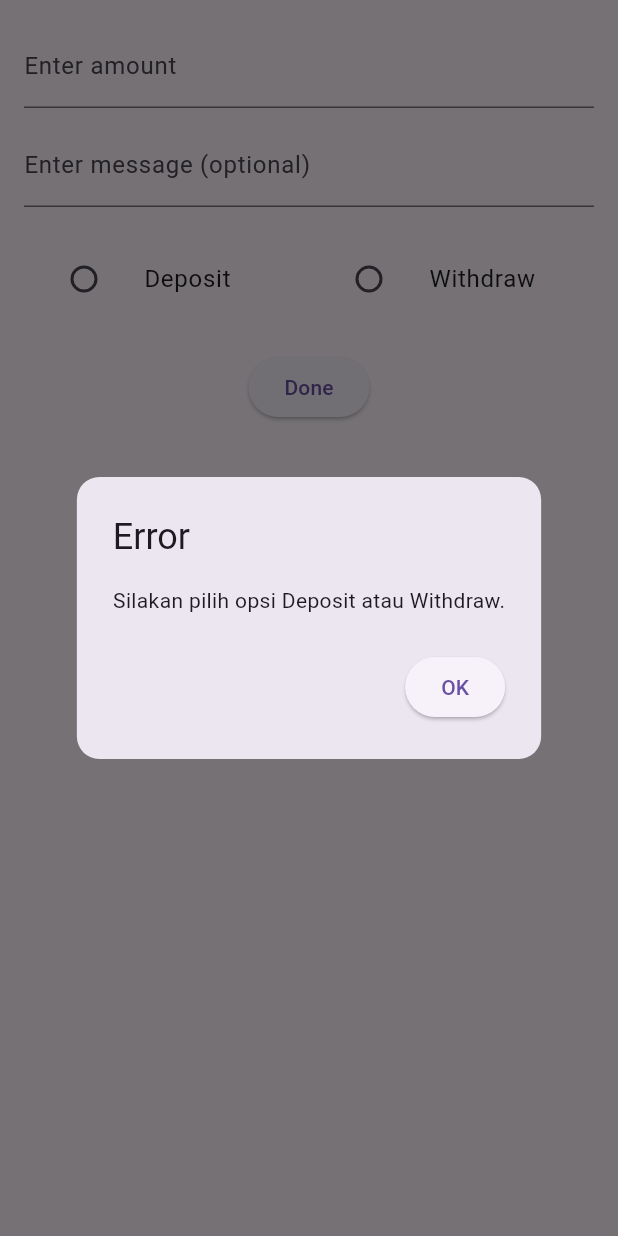
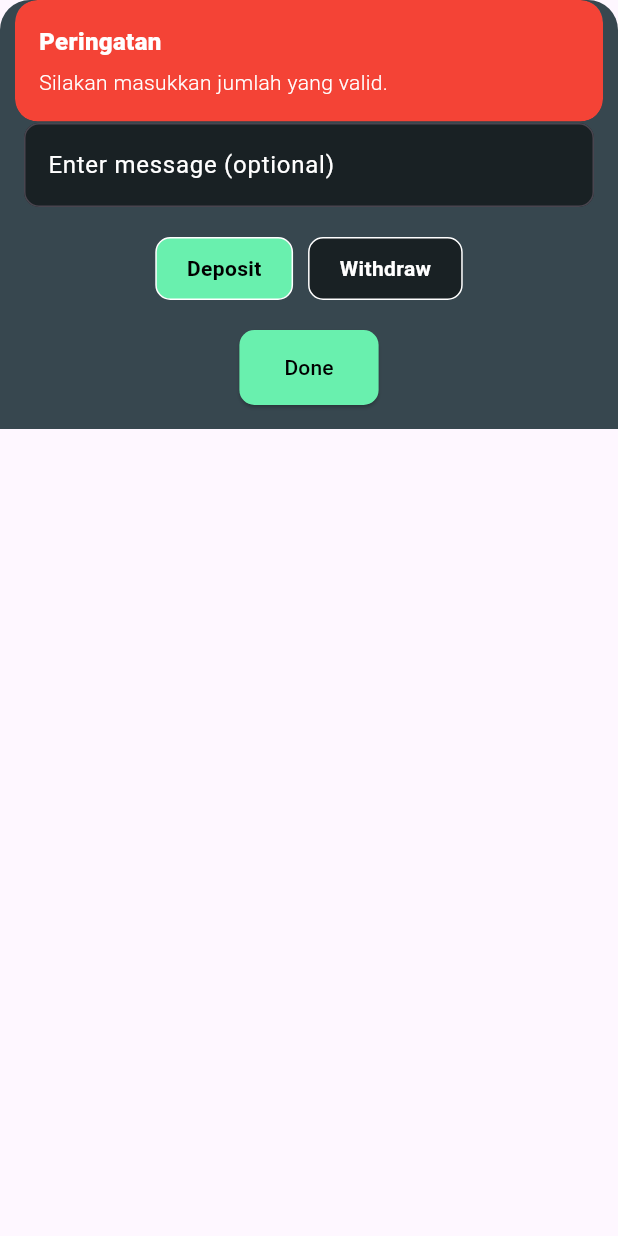
Before and after one commit to Nandra-png/renpouch, a Flutter app: the WithdrawDepositPopup widget shown alone on an empty page, opened directly, after a tap on "Done", on a phone screen of 412 x 824 dp. Run offline on Flutter 3.47's test engine with Material 3 defaults, Android fonts, the light colour scheme and no system bars; our stand-ins replace get, motion_tab_bar_v2.

Commit message:
fixing history + styling deposit/withdraw screen

```diff
--- a/lib/screens/login_page.dart
+++ b/lib/screens/login_page.dart
@@ -25,7 +25,7 @@ class LoginScreen extends StatelessWidget {
             SizedBox(height: 20),
             ElevatedButton(
               onPressed: () {
-                Get.to(HomeScreen());
+                Get.offAll(HomeScreen());
               },
               child: Text('Go to Home'),
             ),
--- a/lib/screens/popup_wallet_screen.dart
+++ b/lib/screens/popup_wallet_screen.dart
@@ -2,6 +2,7 @@ import 'package:flutter/material.dart';
 import 'package:get/get.dart';
 import 'package:repouch/controllers/amountparse_controller.dart';
 import 'package:repouch/controllers/wallet_controller.dart';
+import 'package:intl/intl.dart';
 
 class WithdrawDepositPopup extends StatefulWidget {
   @override
@@ -13,123 +14,213 @@ class _WithdrawDepositPopupState extends State<WithdrawDepositPopup> {
   final AmountParserController amountParserController = Get.find();
   final TextEditingController amountController = TextEditingController();
   final TextEditingController messageController = TextEditingController();
-  String selectedOption = '';
+  String selectedOption = 'Deposit'; // Default selection
+
+  // Function to format amount with currency
+  String formatCurrency(double amount) {
+    final formatter =
+        NumberFormat.currency(locale: 'id_ID', symbol: 'Rp', decimalDigits: 0);
+    return formatter.format(amount);
+  }
 
   @override
   Widget build(BuildContext context) {
-    return Padding(
+    return Container(
+      decoration: BoxDecoration(
+        color: Colors
+            .blueGrey[800], // Match this with your screen's background color
+        borderRadius: BorderRadius.only(
+          topLeft: Radius.circular(20),
+          topRight: Radius.circular(20),
+        ),
+      ),
       padding: const EdgeInsets.all(16.0),
-      child: Column(
-        mainAxisSize: MainAxisSize.min,
-        children: [
-          TextField(
-            controller: amountController,
-            decoration: InputDecoration(labelText: 'Enter amount'),
-            keyboardType: TextInputType.number,
-          ),
-          SizedBox(height: 10),
-          TextField(
-            controller: messageController, // Input for message
-            decoration: InputDecoration(labelText: 'Enter message (optional)'),
-            keyboardType: TextInputType.text,
-          ),
-          SizedBox(height: 20),
-          Row(
-            mainAxisAlignment: MainAxisAlignment.spaceEvenly,
+      child: SingleChildScrollView(
+        // Wrapped in SingleChildScrollView
+        child: Padding(
+          padding: EdgeInsets.only(
+              bottom: MediaQuery.of(context)
+                  .viewInsets
+                  .bottom), // Adjusts for keyboard height
+          child: Column(
+            mainAxisSize: MainAxisSize.min,
             children: [
-              Expanded(
-                child: ListTile(
-                  title: const Text('Deposit'),
-                  leading: Radio<String>(
-                    value: 'deposit',
-                    groupValue: selectedOption,
-                    onChanged: (value) {
-                      setState(() {
-                        selectedOption = value!;
-                      });
-                    },
-                  ),
-                ),
-              ),
-              Expanded(
-                child: ListTile(
-                  title: const Text('Withdraw'),
-                  leading: Radio<String>(
-                    value: 'withdraw',
-                    groupValue: selectedOption,
-                    onChanged: (value) {
-                      setState(() {
-                        selectedOption = value!;
-                      });
-                    },
-                  ),
-                ),
-              ),
+              // Amount Input
+              _buildStyledTextField(
+                  amountController, 'Enter amount', TextInputType.number),
+              SizedBox(height: 10),
+
+              // Message Input
+              _buildStyledTextField(messageController,
+                  'Enter message (optional)', TextInputType.text),
+              SizedBox(height: 20),
+
+              // Toggle for Deposit/Withdraw
+              _buildToggleOption(),
+              SizedBox(height: 20),
+
+              // Done Button
+              _buildStyledButton(),
             ],
           ),
-          SizedBox(height: 20),
-          ElevatedButton(
-            onPressed: () {
-              if (selectedOption.isEmpty) {
-                _showMessage(context, 'Error', 'Silakan pilih opsi Deposit atau Withdraw.');
-                return;
-              }
-
-              String inputAmount = amountController.text.trim();
-              String message = messageController.text.trim(); // Get message input
-              double amount;
-
-              try {
-                amount = amountParserController.parseAmount(inputAmount);
-
-                if (selectedOption == 'deposit') {
-                  walletController.deposit(amount, message);
-                  Get.back(); // Tutup popup
-                  Get.snackbar('Berhasil Menabung!', 'Berhasil mencatat uang!', snackPosition: SnackPosition.BOTTOM);
-                } else if (selectedOption == 'withdraw') {
-                  if (walletController.balance < amount) {
-                    Get.back(); // Tutup popup
-                    Get.snackbar('Gagal Withdraw!', 'Uangmu habis, ayo mulai menabung.', snackPosition: SnackPosition.BOTTOM);
-                  } else {
-                    walletController.withdraw(amount, message);
-                    Get.back(); // Tutup popup
-                    Get.snackbar('Berhasil Withdraw!', 'Berhasil menarik uang!', snackPosition: SnackPosition.BOTTOM);
-                  }
-                }
-                amountController.clear();
-                messageController.clear(); // Clear the message field
-              } catch (e) {
-                _showMessage(context, 'Error', 'Jumlah yang dimasukkan tidak valid.');
-              }
-            },
-            child: Text('Done'),
-          ),
-        ],
+        ),
       ),
     );
   }
 
-  void _showMessage(BuildContext context, String title, String message) {
-    showDialog(
+  Widget _buildStyledTextField(TextEditingController controller, String label,
+      TextInputType keyboardType) {
+    return TextField(
+      controller: controller,
+      decoration: InputDecoration(
+        labelText: label,
+        labelStyle: TextStyle(color: Colors.white), // Label color
+        filled: true,
+        fillColor: Colors.black54, // Background color
+        border: OutlineInputBorder(
+          borderRadius: BorderRadius.circular(10),
+          borderSide: BorderSide(color: Colors.white), // Border color
+        ),
+        focusedBorder: OutlineInputBorder(
+          borderRadius: BorderRadius.circular(10),
+          borderSide: BorderSide(color: Colors.white), // Focus border color
+        ),
+      ),
+      keyboardType: keyboardType,
+      style: TextStyle(color: Colors.white), // Text color
+    );
+  }
 
-      context: context,
-      builder: (BuildContext context) {
-        return AlertDialog(
-          shape: RoundedRectangleBorder(
-            borderRadius: BorderRadius.circular(15),
+  Widget _buildToggleOption() {
+    return Row(
+      mainAxisAlignment: MainAxisAlignment.center, // Center alignment
+      children: [
+        _buildToggleButton('Deposit'),
+        SizedBox(width: 10), // Closer spacing
+        _buildToggleButton('Withdraw'),
+      ],
+    );
+  }
+
+  Widget _buildToggleButton(String label) {
+    return GestureDetector(
+      onTap: () {
+        setState(() {
+          selectedOption = label;
+        });
+      },
+      child: Container(
+        padding: EdgeInsets.symmetric(horizontal: 20, vertical: 10),
+        decoration: BoxDecoration(
+          color: selectedOption == label
+              ? Colors.greenAccent
+              : Colors.black54, // Updated selected color
+          borderRadius: BorderRadius.circular(10),
+          border: Border.all(color: Colors.white),
+        ),
+        child: Text(
+          label,
+          style: TextStyle(
+            color: selectedOption == label ? Colors.black : Colors.white,
+            fontWeight: FontWeight.bold,
           ),
-          title: Text(title),
-          content: Text(message),
-          actions: [
-            ElevatedButton(
-              onPressed: () {
-                Navigator.of(context).pop();
-              },
-              child: Text('OK'),
-            ),
-          ],
-        );
+        ),
+      ),
+    );
+  }
+
+  Widget _buildStyledButton() {
+    return ElevatedButton(
+      onPressed: () {
+        String inputAmount = amountController.text.trim();
+        String message = messageController.text.trim(); // Get message input
+
+        // Check if the amount is empty
+        if (inputAmount.isEmpty) {
+          Get.snackbar(
+            'Peringatan',
+            'Silakan masukkan jumlah yang valid.',
+            snackPosition: SnackPosition.TOP,
+            colorText: Colors.white,
+            backgroundColor: Colors.red,
+            duration: Duration(seconds: 3), // Snack bar duration
+          );
+          return;
+        }
+
+        double amount;
+        try {
+          amount = amountParserController.parseAmount(inputAmount);
+
+          if (selectedOption == 'Deposit') {
+            walletController.deposit(amount, message);
+            Get.back();
+            Get.snackbar(
+              'Berhasil Menabung!',
+              'Berhasil mencatat uang sebanyak ${formatCurrency(amount)}.',
+              snackPosition: SnackPosition.TOP,
+              colorText: Colors.white,
+              backgroundColor: Colors.green,
+              duration: Duration(seconds: 3),
+            );
+          } else if (selectedOption == 'Withdraw') {
+            if (walletController.balance < amount) {
+              Get.back();
+              Get.snackbar(
+                'Gagal Withdraw!',
+                'Uangmu habis, ayo mulai menabung.',
+                snackPosition: SnackPosition.TOP,
+                colorText: Colors.white,
+                backgroundColor: Colors.red,
+                duration: Duration(seconds: 3),
+              );
+            } else {
+              walletController.withdraw(amount, message);
+              Get.back();
+              Get.snackbar(
+                'Berhasil Withdraw!',
+                'Berhasil menarik uang sebanyak ${formatCurrency(amount)}.',
+                snackPosition: SnackPosition.TOP,
+                backgroundColor: Colors.red,
+                colorText: Colors.white,
+                duration: Duration(seconds: 3),
+              );
+            }
+          }
+          amountController.clear();
+          messageController.clear();
+        } catch (e) {
+          Get.snackbar(
+            'Error',
+            'Jumlah yang dimasukkan tidak valid.',
+            snackPosition: SnackPosition.TOP,
+            colorText: Colors.white,
+            backgroundColor: Colors.red,
+            duration: Duration(seconds: 3),
+          );
+        }
       },
+      child: Text('Done'),
+      style: ElevatedButton.styleFrom(
+        foregroundColor: Colors.black,
+        backgroundColor: Colors.greenAccent,
+        padding: EdgeInsets.symmetric(vertical: 15, horizontal: 30),
+        shape: RoundedRectangleBorder(
+          borderRadius: BorderRadius.circular(10),
+        ),
+      ),
     );
   }
 }
+
+void showWithdrawDepositPopup(BuildContext context) {
+  showModalBottomSheet(
+    context: context,
+    isScrollControlled: true, // Enables scrolling
+    isDismissible: true, // Allow dismissing
+    backgroundColor: Colors.transparent, // Makes the background transparent
+    builder: (BuildContext context) {
+      return WithdrawDepositPopup();
+    },
+  );
+}
--- a/lib/screens/profile_screen.dart
+++ b/lib/screens/profile_screen.dart
@@ -6,7 +6,6 @@ class ProfileScreen extends StatelessWidget {
   @override
   Widget build(BuildContext context) {
     return Scaffold(
-      appBar: AppBar(title: Text('Profile')),
       body: Center(
         child: ElevatedButton(
           onPressed: () {
```
Also changed, not shown: lib/controllers/history_controller.dart (added, +19 -0 lines), lib/controllers/wallet_controller.dart (+21 -11 lines), lib/main.dart (+6 -5 lines), lib/screens/history_screen.dart (+26 -15 lines), lib/screens/main_wallet.dart (+5 -4 lines).
